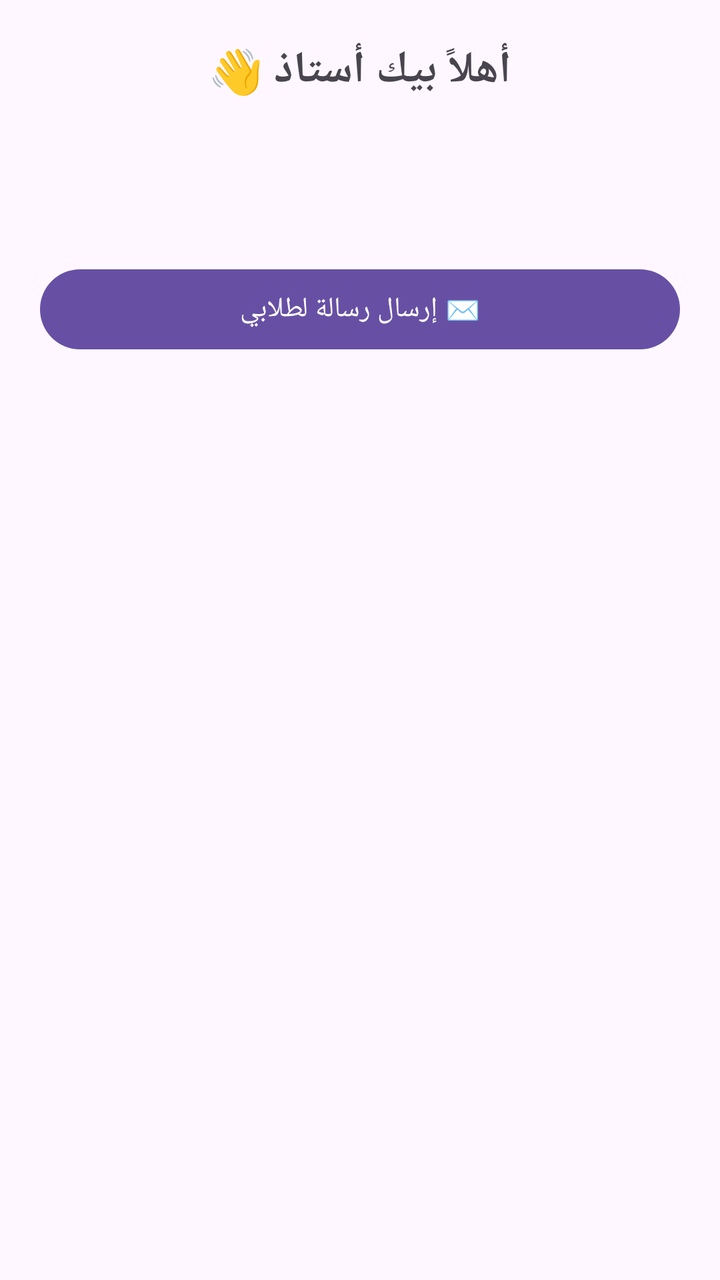
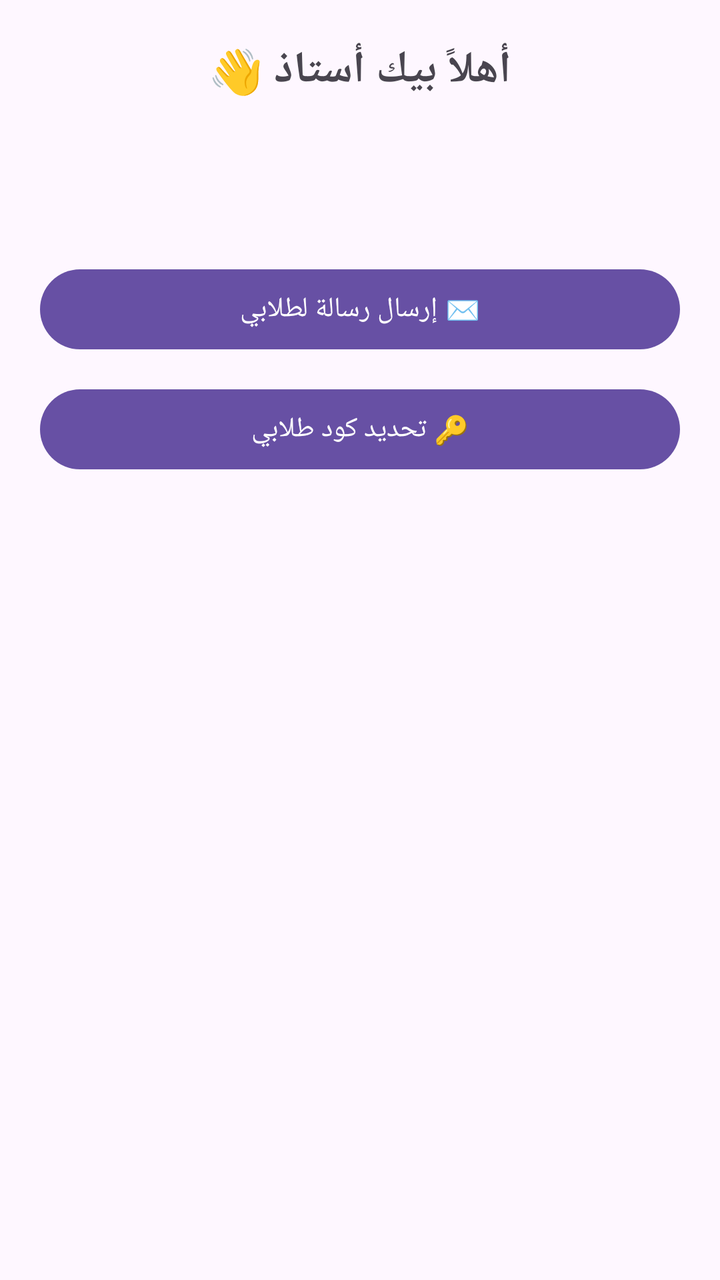

Two renders of the same Android screen: before a commit and after it. Below are the layout's source before the change and the commit's diff.
<!-- AndroidManifest.xml: application theme Theme.1Bac -->
<!-- res/layout/activity_teacher_dashboard.xml -->
<?xml version="1.0" encoding="utf-8"?>
<ScrollView xmlns:android="http://schemas.android.com/apk/res/android"
    android:layout_width="match_parent"
    android:layout_height="match_parent">

    <LinearLayout
        android:layout_width="match_parent"
        android:layout_height="wrap_content"
        android:orientation="vertical"
        android:padding="20dp">

        <TextView
            android:id="@+id/teacherWelcomeText"
            android:layout_width="match_parent"
            android:layout_height="wrap_content"
            android:text="أهلاً بيك أستاذ 👋"
            android:textSize="22sp"
            android:textStyle="bold"
            android:gravity="center"
            android:layout_marginBottom="8dp" />

        <TextView
            android:id="@+id/teacherSubjectText"
            android:layout_width="match_parent"
            android:layout_height="wrap_content"
            android:textSize="16sp"
            android:gravity="center"
            android:textColor="#666666"
            android:layout_marginBottom="8dp" />

    <TextView
            android:id="@+id/teacherExpiryText"
            android:layout_width="match_parent"
            android:layout_height="wrap_content"
            android:textSize="14sp"
            android:gravity="center"
            android:textColor="#F5A623"
            android:layout_marginBottom="24dp" />

        <Button
            android:id="@+id/sendMessageButton"
            android:layout_width="match_parent"
            android:layout_height="wrap_content"
            android:text="✉️ إرسال رسالة لطلابي" />

    </LinearLayout>
</ScrollView>
<!-- resources referenced by this layout -->
<resources>
  <style name="Theme.1Bac" parent="Base.Theme.1Bac" />
  <style name="Base.Theme.1Bac" parent="Theme.Material3.DayNight.NoActionBar">
          
          
      </style>
</resources>

<!-- the commit's change to res/layout/activity_teacher_dashboard.xml (unified diff, before → after) -->
@@ -43,5 +43,21 @@
             android:layout_height="wrap_content"
             android:text="✉️ إرسال رسالة لطلابي" />
 
+        <Button
+            android:id="@+id/setJoinCodeButton"
+            android:layout_width="match_parent"
+            android:layout_height="wrap_content"
+            android:layout_marginTop="12dp"
+            android:text="🔑 تحديد كود طلابي" />
+
+        <TextView
+            android:id="@+id/currentJoinCodeText"
+            android:layout_width="match_parent"
+            android:layout_height="wrap_content"
+            android:layout_marginTop="8dp"
+            android:gravity="center"
+            android:textSize="14sp"
+            android:textColor="#666666" />
+
     </LinearLayout>
 </ScrollView>
